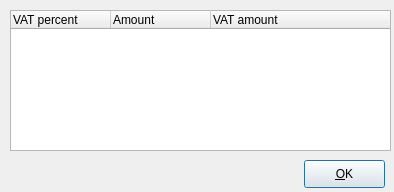
The window that trunk/ui/vatshowfrm.ui (BackupTheBerlios/first4-svn) describes before a commit, drawn with Qt 5.
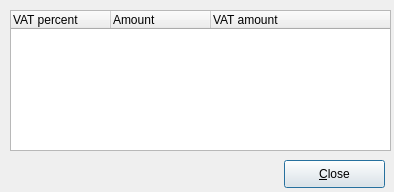
The same window after the commit. Icons and pictures are not drawn.

The edit to the form file:
```diff
--- a/trunk/ui/vatshowfrm.ui
+++ b/trunk/ui/vatshowfrm.ui
@@ -43,14 +43,14 @@
   <widget class="QPushButton" name="btnok" >
    <property name="geometry" >
     <rect>
-     <x>304</x>
+     <x>284</x>
      <y>160</y>
-     <width>81</width>
+     <width>101</width>
      <height>28</height>
     </rect>
    </property>
    <property name="text" >
-    <string>&amp;OK</string>
+    <string>&amp;Close</string>
    </property>
    <property name="icon" >
     <iconset resource="../resources/images/first4.qrc" >:/button_ok.png</iconset>
```
Left out of the diff: 2 changed lines with no effect on the pictures.
